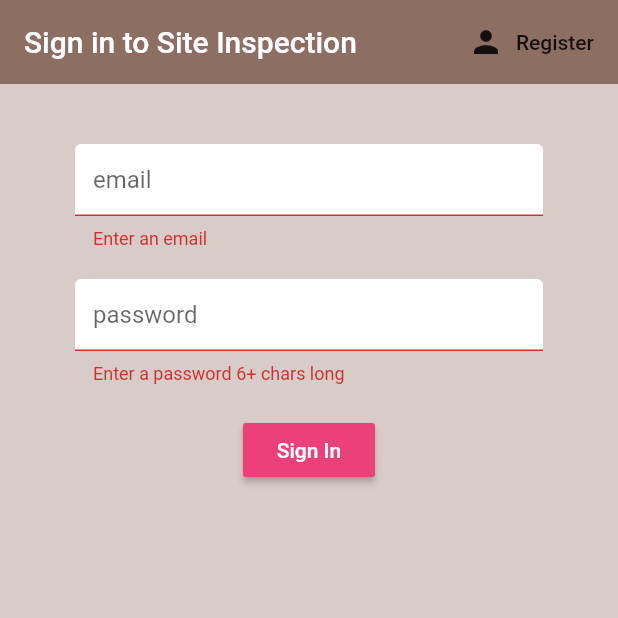
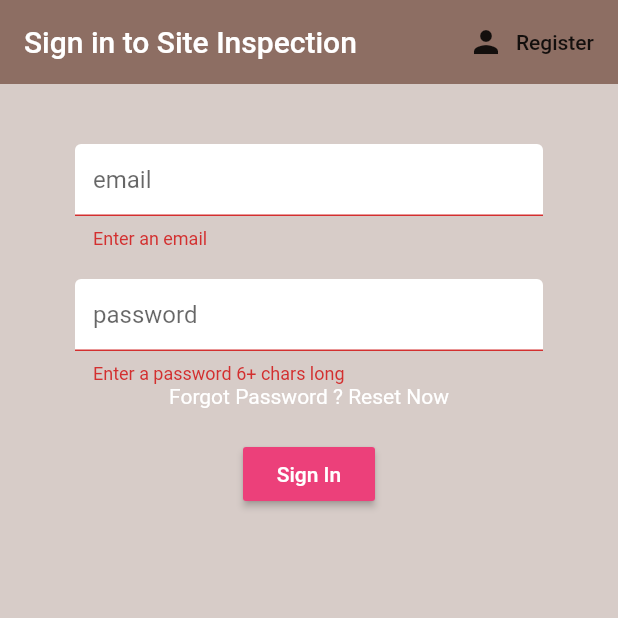
Before and after one commit to tijesu24/SiteInspectionATC, a Flutter app: the screen it shows after launch, after a tap on "Sign In", on a phone screen of 412 x 824 dp, the top half of it. Run offline on Flutter 3.47's test engine with Material 2 defaults, Android fonts, the phone set to English and light mode, and no system bars; our stand-ins replace cloud_firestore, datetime_picker_formfield, firebase_auth, firebase_core, flutter_spinkit, sqflite and 1 more; missing offline and left inert: flutter_persistent_queue; accounts and stored records are empty; generated files the repository leaves out were written again.

```diff
--- a/lib/models/visit_sync_status.dart
+++ b/lib/models/visit_sync_status.dart
@@ -13,7 +13,7 @@ class VisitSyncStatus {
   static const SYNCING = 2;
   static const UPLOADED = 3;
 
-  Map<String, bool> syncMap = {};
+  Map<String, int> syncMap = {};
 
   VisitSyncStatus();
 
@@ -28,7 +28,5 @@ class VisitSyncStatus {
   /// helper method `_$UserToJson`.
   Map<String, dynamic> toJson() => _$VisitSyncStatusToJson(this);
 
-  void readFromFile() {}
 
-  void savetoFile() {}
 }
--- a/lib/screens/authenticate/signIn.dart
+++ b/lib/screens/authenticate/signIn.dart
@@ -1,3 +1,4 @@
+import 'package:sitecheck3/screens/authenticate/forgot_password.dart';
 import 'package:sitecheck3/services/auth.dart';
 import 'package:sitecheck3/shared/constants.dart';
 import 'package:sitecheck3/shared/loading.dart';
@@ -49,7 +50,8 @@ class _SignInState extends State<SignIn> {
                     TextFormField(
                       decoration:
                           textInputDecoration.copyWith(hintText: 'email'),
-                      validator: (val) => val.isEmpty ? 'Enter an email' : null,
+                      validator: (val) =>
+                          validateEmail(val) ? null : 'Enter an email',
                       onChanged: (val) {
                         setState(() => email = val);
                       },
@@ -65,6 +67,18 @@ class _SignInState extends State<SignIn> {
                       onChanged: (val) {
                         setState(() => password = val);
                       },
+                    ),
+                    GestureDetector(
+                      onTap: () {
+                        Navigator.push(
+                            context,
+                            MaterialPageRoute(
+                                builder: (context) => ForgotPassword(_auth)));
+                      },
+                      child: Text(
+                        "Forgot Password ? Reset Now",
+                        style: TextStyle(color: Colors.white),
+                      ),
                     ),
                     SizedBox(height: 20.0),
                     RaisedButton(
--- a/lib/screens/savedVisitsScreen.dart
+++ b/lib/screens/savedVisitsScreen.dart
@@ -4,6 +4,7 @@ import 'package:cloud_firestore/cloud_firestore.dart';
 import 'package:firebase_auth/firebase_auth.dart';
 import 'package:firebase_core/firebase_core.dart';
 import 'package:flutter/material.dart';
+import 'package:sitecheck3/models/file_storage.dart';
 import 'package:sitecheck3/models/site_visit.dart';
 import 'package:sitecheck3/services/onlinedatabase.dart';
 import 'package:sitecheck3/services/visit_database.dart';
@@ -33,6 +34,9 @@ class _SavedVisitState extends State<SavedVisit> {
   List<int> syncStatus;
   String userEmail;
   OnlineDatabase _onlineDatabase;
+
+
+
 
   final GlobalKey<ScaffoldState> scaffoldKey = GlobalKey<ScaffoldState>();
 
@@ -148,7 +152,7 @@ class _SavedVisitState extends State<SavedVisit> {
                                     icon: (syncStatus[index] == null)
                                         ? Icon(Icons.ac_unit)
                                         : Icon([
-                                            Icons.cancel,
+                                            Icons.cloud_off,
                                             Icons.cached,
                                             Icons.check
                                           ][syncStatus[index] - 1]),
--- a/lib/services/auth.dart
+++ b/lib/services/auth.dart
@@ -67,4 +67,8 @@ class AuthService {
       return null;
     }
   }
+
+  Future<void> resetPassword(String email) {
+    return _auth.sendPasswordResetEmail(email: email);
+  }
 }
--- a/lib/shared/constants.dart
+++ b/lib/shared/constants.dart
@@ -11,3 +11,10 @@ const textInputDecoration = InputDecoration(
     borderSide: BorderSide(color: Colors.pink, width: 2.0),
   ),
 );
+
+bool validateEmail(String value) {
+  Pattern pattern =
+      r'^(([^<>()[\]\\.,;:\s@\"]+(\.[^<>()[\]\\.,;:\s@\"]+)*)|(\".+\"))@((\[[0-9]{1,3}\.[0-9]{1,3}\.[0-9]{1,3}\.[0-9]{1,3}\])|(([a-zA-Z\-0-9]+\.)+[a-zA-Z]{2,}))$';
+  RegExp regex = new RegExp(pattern);
+  return (!regex.hasMatch(value)) ? false : true;
+}
```
Also changed, not shown: lib/models/file_storage.dart (added, +47 -0 lines), lib/screens/authenticate/forgot_password.dart (added, +56 -0 lines), lib/models/visit_sync_status.g.dart, lib/shared/styling.dart (added).
